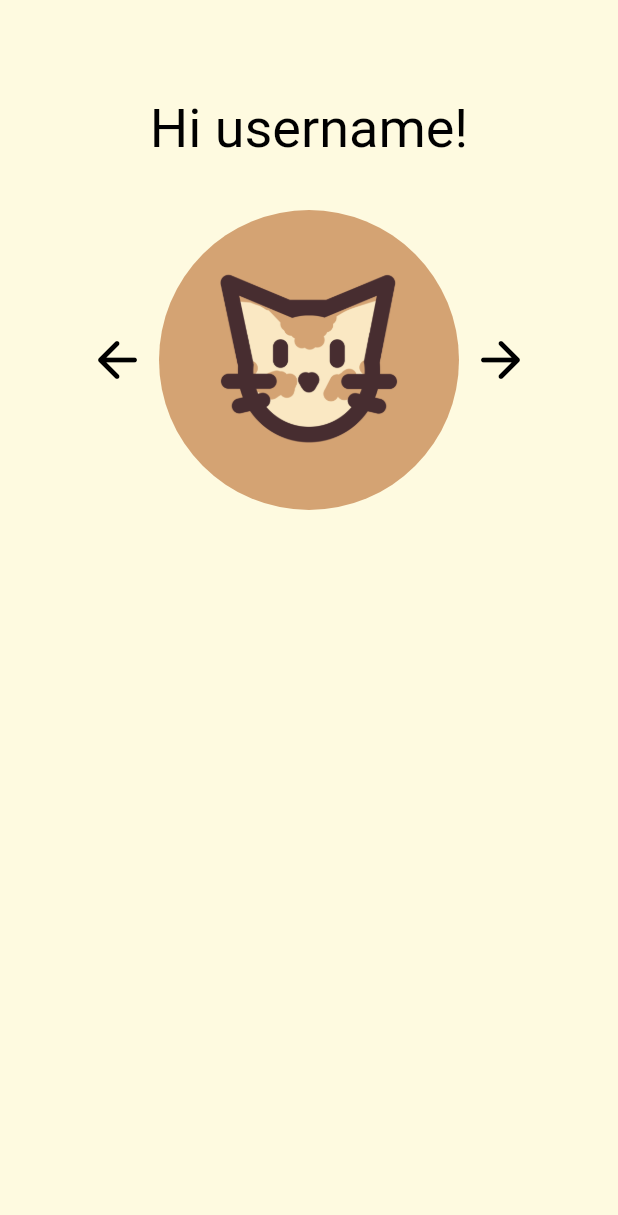
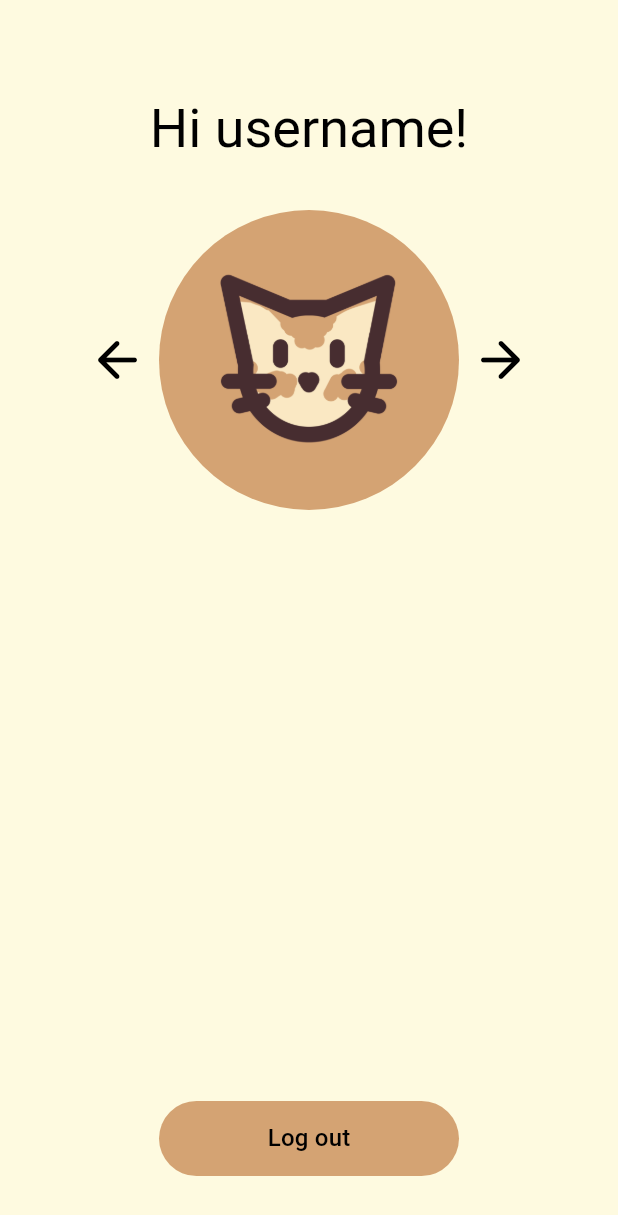
Before and after one commit to MonkeyEurobusiness/NoktoNokto, a Flutter app: the ProfileWidget screen opened directly, on a phone screen of 412 x 824 dp. Shown: the top 1215 px of the screen. Run offline on Flutter 3.47's test engine with Material 2 defaults, Android fonts, the phone set to English and light mode, and no system bars; our stand-ins replace camera, carousel_slider, cross_file, google_maps_flutter.

Commit message:
UI finishing

```diff
--- a/lib/pages/profile.dart
+++ b/lib/pages/profile.dart
@@ -34,6 +34,9 @@ class _ProfileWidgetState extends State<ProfileWidget> {
                   const Spacer()
                 ],
               ),
+            Spacer(),
+            SizedBox(child: FilledButton(onPressed: (){}, child: Text("Log out", style: Theme.of(context).textTheme.titleMedium,)), width: 200, height: 50),
+            Padding(padding: EdgeInsets.all(20))
           ],
         ),
       )
```
Also changed, not shown: lib/pages/create_encounter.dart (+24 -4 lines).
